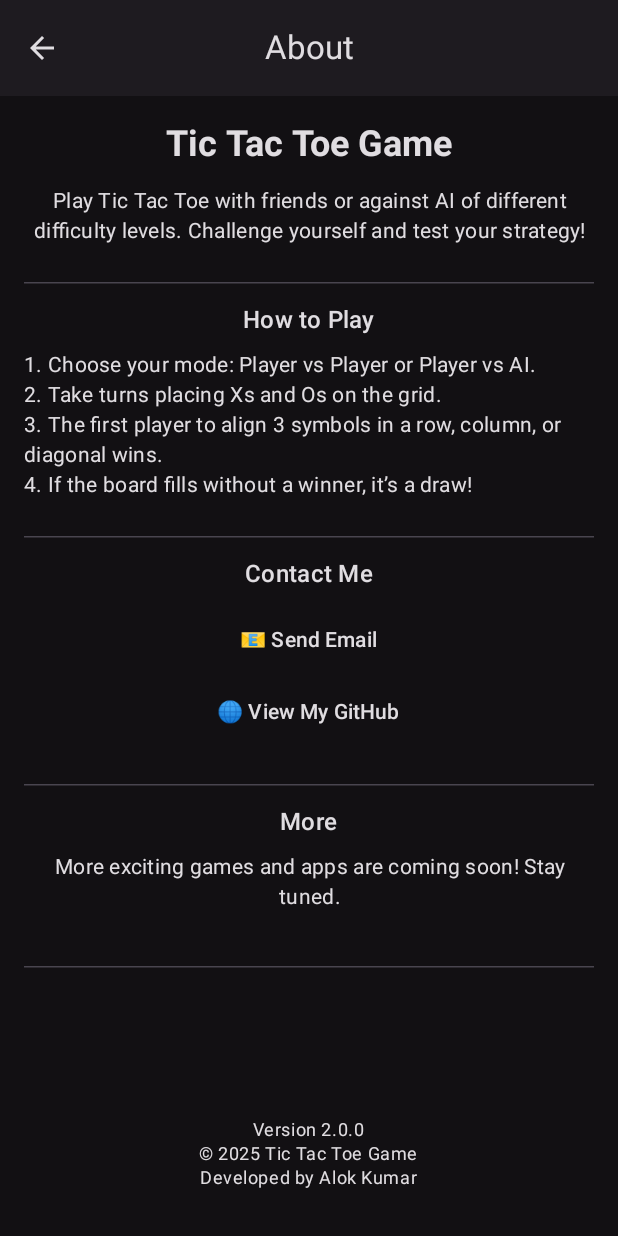
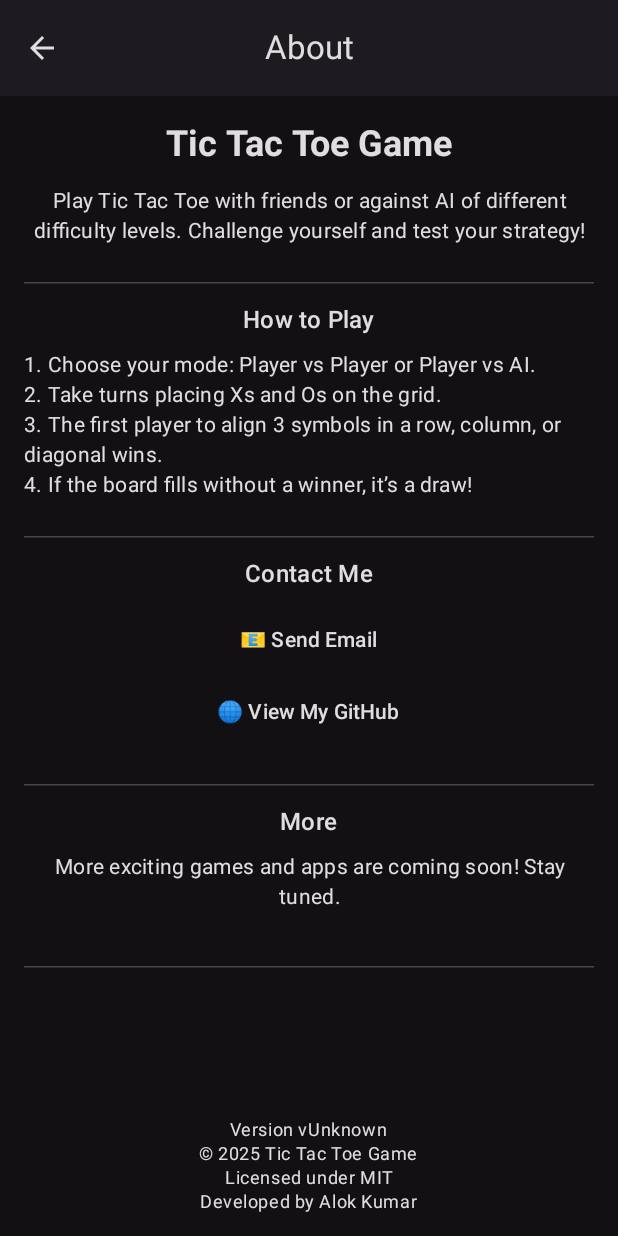
Before and after one commit to dev-Alok-Kumar-android/Tic-Tac-Toe-Android, an Android app built with Jetpack Compose: the AboutScreen screen opened through its navigation route, on a phone screen of 412 x 824 dp. Run offline under Robolectric (Android 15) with nearby library versions, the phone set to English and light mode, and no system bars; pictures from the network do not load.

Commit message:
- Dynamic version and copyright year - Increment `versionName` to "2.1.0" in `build.gradle.kts`.

```diff
--- a/app/build.gradle.kts
+++ b/app/build.gradle.kts
@@ -14,7 +14,7 @@ android {
         minSdk = 29
         targetSdk = 36
         versionCode = 2
-        versionName = "2.0"
+        versionName = "2.1.0"
     }
 
     buildTypes {
--- a/app/src/main/java/com/tuto/alokkumar/tictactoe/AppNavigation.kt
+++ b/app/src/main/java/com/tuto/alokkumar/tictactoe/AppNavigation.kt
@@ -147,8 +147,7 @@ fun AppNavigation(modifier: Modifier = Modifier) {
             }
 
             composable("about") {
-                AboutScreen(
-                    version = "2.0.0", onBack = { navController.popBackStack() })
+                AboutScreen(onBack = { navController.popBackStack() })
             }
 
         }
--- a/app/src/main/java/com/tuto/alokkumar/tictactoe/ui/screens/AboutScreen.kt
+++ b/app/src/main/java/com/tuto/alokkumar/tictactoe/ui/screens/AboutScreen.kt
@@ -32,11 +32,16 @@ import androidx.core.net.toUri
 @OptIn(ExperimentalMaterial3Api::class)
 @Composable
 fun AboutScreen(
-    version: String = "1.0.0",
     onBack: () -> Unit = {},
 ) {
     val context = LocalContext.current
     val scroll = rememberScrollState()
+    val year = java.time.Year.now().value
+    val version = LocalContext.current.packageManager.getPackageInfo(
+        LocalContext.current.packageName,
+        0
+    ).versionName ?: "Unknown"
+
 
     Scaffold(
         topBar = {
@@ -119,8 +124,10 @@ fun AboutScreen(
 
             TextButton(
                 onClick = {
-                    val githubIntent = Intent(Intent.ACTION_VIEW,
-                        "https://github.com/dev-Alok-Kumar-android".toUri())
+                    val githubIntent = Intent(
+                        Intent.ACTION_VIEW,
+                        "https://github.com/dev-Alok-Kumar-android".toUri()
+                    )
                     context.startActivity(githubIntent)
                 }
             ) {
@@ -148,8 +155,9 @@ fun AboutScreen(
             Spacer(Modifier.height(100.dp))
 
             // 🧾 Footer
-            Text("Version $version", style = MaterialTheme.typography.bodySmall)
-            Text("© 2025 Tic Tac Toe Game", style = MaterialTheme.typography.bodySmall)
+            Text("Version v$version", style = MaterialTheme.typography.bodySmall)
+            Text("© $year Tic Tac Toe Game", style = MaterialTheme.typography.bodySmall)
+            Text("Licensed under MIT", style = MaterialTheme.typography.bodySmall)
             Text("Developed by Alok Kumar", style = MaterialTheme.typography.bodySmall)
             Spacer(Modifier.height(12.dp))
         }
```
Also changed, not shown: app/src/main/java/com/tuto/alokkumar/tictactoe/ui/screens/SettingsScreen.kt (+11 -4 lines).
